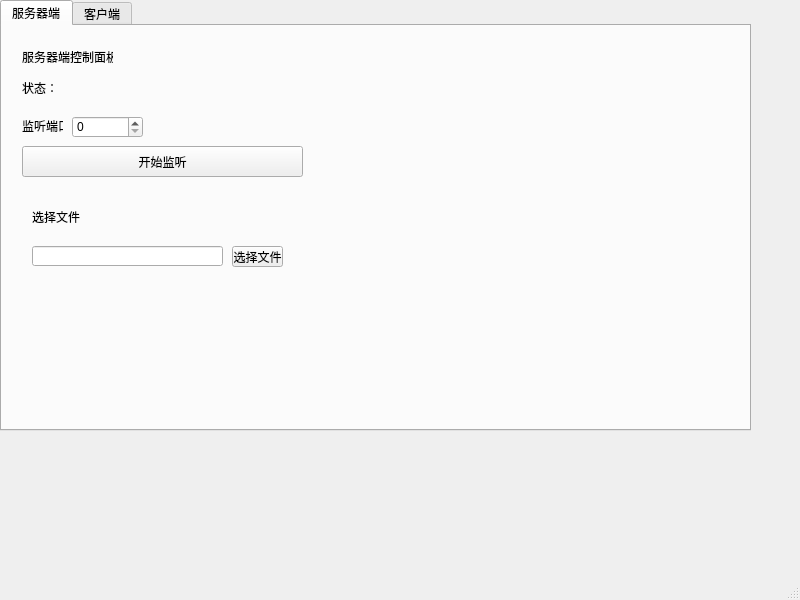
Qt form src/FileTransfer.ui (paipaipai666/FileTransfer) before a commit.
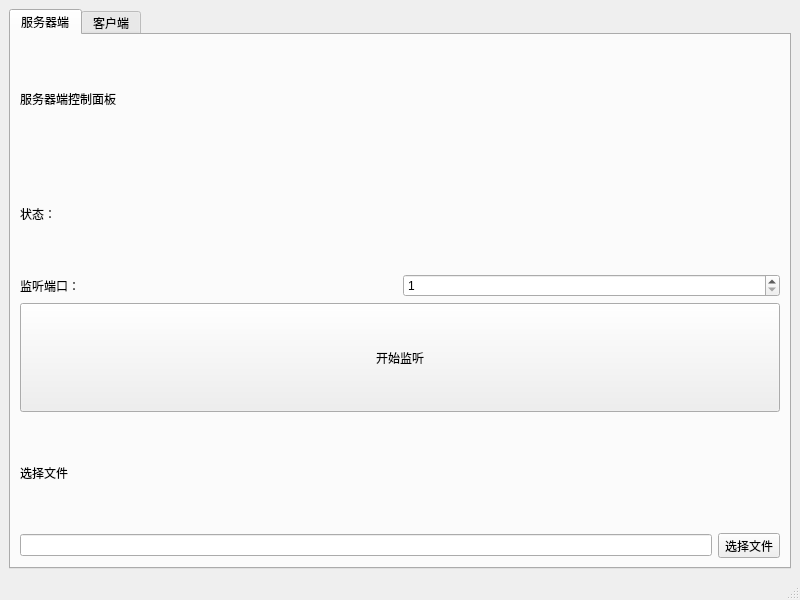
The same form after that commit.

Commit message: 程序能正常运行，但文件传输有损坏

Patch:
```diff
--- a/src/FileTransfer.ui
+++ b/src/FileTransfer.ui
@@ -10,19 +10,19 @@
     <height>600</height>
    </rect>
   </property>
+  <property name="sizePolicy">
+   <sizepolicy hsizetype="Expanding" vsizetype="Expanding">
+    <horstretch>0</horstretch>
+    <verstretch>0</verstretch>
+   </sizepolicy>
+  </property>
   <property name="windowTitle">
    <string>FileTransfer</string>
   </property>
   <widget class="QWidget" name="centralwidget">
+   <layout class="QHBoxLayout" name="horizontalLayout_6">
+    <item>
    <widget class="QTabWidget" name="tabWidget">
-    <property name="geometry">
-     <rect>
-      <x>0</x>
-      <y>0</y>
-      <width>751</width>
-      <height>431</height>
-     </rect>
-    </property>
     <property name="currentIndex">
      <number>0</number>
     </property>
@@ -30,209 +30,168 @@
      <attribute name="title">
       <string>服务器端</string>
      </attribute>
+       <layout class="QHBoxLayout" name="horizontalLayout_7">
+        <item>
+         <layout class="QVBoxLayout" name="verticalLayout">
+          <item>
      <widget class="QLabel" name="label">
-      <property name="geometry">
-       <rect>
-        <x>20</x>
-        <y>20</y>
-        <width>91</width>
-        <height>21</height>
-       </rect>
-      </property>
       <property name="text">
        <string>服务器端控制面板</string>
       </property>
      </widget>
+          </item>
+          <item>
      <widget class="QLabel" name="label_2">
-      <property name="geometry">
-       <rect>
-        <x>20</x>
-        <y>52</y>
-        <width>41</width>
-        <height>20</height>
-       </rect>
-      </property>
       <property name="text">
        <string>状态：</string>
       </property>
      </widget>
+          </item>
+          <item>
+           <layout class="QHBoxLayout" name="horizontalLayout">
+            <item>
      <widget class="QLabel" name="label_3">
-      <property name="geometry">
-       <rect>
-        <x>20</x>
-        <y>90</y>
-        <width>41</width>
-        <height>20</height>
-       </rect>
-      </property>
       <property name="text">
        <string>监听端口：</string>
       </property>
      </widget>
+            </item>
+            <item>
      <widget class="QSpinBox" name="portBox">
-      <property name="geometry">
-       <rect>
-        <x>70</x>
-        <y>90</y>
-        <width>71</width>
-        <height>22</height>
-       </rect>
-      </property>
-     </widget>
+              <property name="minimum">
+               <number>1</number>
+              </property>
+              <property name="maximum">
+               <number>65535</number>
+              </property>
+             </widget>
+            </item>
+           </layout>
+          </item>
+          <item>
      <widget class="QPushButton" name="pushButton">
-      <property name="geometry">
-       <rect>
-        <x>20</x>
-        <y>120</y>
-        <width>281</width>
-        <height>31</height>
-       </rect>
+            <property name="maximumSize">
+             <size>
+              <width>16777215</width>
+              <height>300</height>
+             </size>
       </property>
       <property name="text">
        <string>开始监听</string>
       </property>
      </widget>
-     <widget class="QToolButton" name="toolButton">
-      <property name="geometry">
-       <rect>
-        <x>230</x>
-        <y>220</y>
-        <width>51</width>
-        <height>21</height>
-       </rect>
-      </property>
-      <property name="text">
-       <string>选择文件</string>
-      </property>
-     </widget>
+          </item>
+          <item>
      <widget class="QLabel" name="label_9">
-      <property name="geometry">
-       <rect>
-        <x>30</x>
-        <y>180</y>
-        <width>61</width>
-        <height>21</height>
-       </rect>
-      </property>
       <property name="text">
        <string>选择文件</string>
       </property>
      </widget>
-     <widget class="QLineEdit" name="fileNameEdit">
-      <property name="geometry">
-       <rect>
-        <x>30</x>
-        <y>220</y>
-        <width>191</width>
-        <height>20</height>
-       </rect>
-      </property>
-     </widget>
+          </item>
+          <item>
+           <layout class="QHBoxLayout" name="horizontalLayout_2">
+            <item>
+             <widget class="QLineEdit" name="fileNameEdit"/>
+            </item>
+            <item>
+             <widget class="QToolButton" name="toolButton">
+              <property name="text">
+               <string>选择文件</string>
+              </property>
+             </widget>
+            </item>
+           </layout>
+          </item>
+         </layout>
+        </item>
+       </layout>
     </widget>
     <widget class="QWidget" name="ClientPage">
      <attribute name="title">
       <string>客户端</string>
      </attribute>
+       <layout class="QHBoxLayout" name="horizontalLayout_5">
+        <item>
+         <layout class="QVBoxLayout" name="verticalLayout_2">
+          <item>
      <widget class="QLabel" name="label_5">
-      <property name="geometry">
-       <rect>
-        <x>20</x>
-        <y>20</y>
-        <width>91</width>
-        <height>21</height>
-       </rect>
-      </property>
       <property name="text">
        <string>客户端控制面板</string>
       </property>
      </widget>
+          </item>
+          <item>
+           <layout class="QHBoxLayout" name="horizontalLayout_3">
+            <item>
      <widget class="QLabel" name="label_6">
-      <property name="geometry">
-       <rect>
-        <x>20</x>
-        <y>50</y>
-        <width>51</width>
-        <height>16</height>
-       </rect>
-      </property>
       <property name="text">
        <string>服务器IP：</string>
       </property>
      </widget>
-     <widget class="QLineEdit" name="lineEdit">
-      <property name="geometry">
-       <rect>
-        <x>70</x>
-        <y>50</y>
-        <width>113</width>
-        <height>20</height>
-       </rect>
-      </property>
-     </widget>
+            </item>
+            <item>
+             <widget class="QLineEdit" name="lineEdit"/>
+            </item>
+           </layout>
+          </item>
+          <item>
+           <layout class="QHBoxLayout" name="horizontalLayout_4">
+            <item>
      <widget class="QLabel" name="label_7">
-      <property name="geometry">
-       <rect>
-        <x>20</x>
-        <y>82</y>
-        <width>41</width>
-        <height>20</height>
-       </rect>
-      </property>
       <property name="text">
        <string>端口号：</string>
       </property>
      </widget>
+            </item>
+            <item>
      <widget class="QSpinBox" name="spinBox_2">
-      <property name="geometry">
-       <rect>
-        <x>70</x>
-        <y>80</y>
-        <width>81</width>
-        <height>22</height>
-       </rect>
-      </property>
-     </widget>
+              <property name="minimum">
+               <number>1</number>
+              </property>
+              <property name="maximum">
+               <number>65535</number>
+              </property>
+             </widget>
+            </item>
+           </layout>
+          </item>
+          <item>
      <widget class="QLabel" name="label_8">
-      <property name="geometry">
-       <rect>
-        <x>20</x>
-        <y>110</y>
-        <width>41</width>
-        <height>16</height>
-       </rect>
-      </property>
       <property name="text">
        <string>状态：</string>
       </property>
      </widget>
+          </item>
+          <item>
      <widget class="QPushButton" name="pushButton_2">
-      <property name="geometry">
-       <rect>
-        <x>20</x>
-        <y>130</y>
-        <width>241</width>
-        <height>31</height>
-       </rect>
+            <property name="maximumSize">
+             <size>
+              <width>16777215</width>
+              <height>300</height>
+             </size>
       </property>
       <property name="text">
        <string>连接服务器</string>
       </property>
      </widget>
+          </item>
+          <item>
      <widget class="QLabel" name="label_4">
-      <property name="geometry">
-       <rect>
-        <x>20</x>
-        <y>190</y>
-        <width>61</width>
-        <height>21</height>
-       </rect>
-      </property>
       <property name="text">
        <string>文件接收区</string>
       </property>
      </widget>
-    </widget>
-   </widget>
+          </item>
+          <item>
+           <widget class="QLineEdit" name="RecvFileName"/>
+          </item>
+         </layout>
+        </item>
+       </layout>
+      </widget>
+     </widget>
+    </item>
+   </layout>
   </widget>
   <widget class="QStatusBar" name="statusbar"/>
  </widget>
```
Lines whose indentation alone changed are shown as unchanged. The commit also changes 31 other files.
